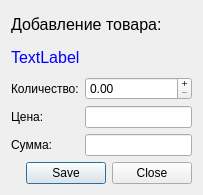
Above: addarticledialog.ui from rust3128/CheckRecoveryWizard before the change. Below: the same form after it.
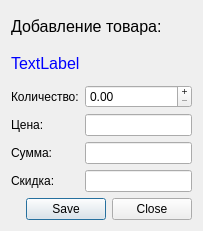
That is the form after the change.

Patch:
```diff
--- a/addarticledialog.ui
+++ b/addarticledialog.ui
@@ -7,7 +7,7 @@
     <x>0</x>
     <y>0</y>
     <width>203</width>
-    <height>195</height>
+    <height>231</height>
    </rect>
   </property>
   <property name="windowTitle">
@@ -58,6 +58,9 @@
        <property name="buttonSymbols">
         <enum>QAbstractSpinBox::PlusMinus</enum>
        </property>
+       <property name="maximum">
+        <double>99999.990000000005239</double>
+       </property>
       </widget>
      </item>
      <item row="1" column="0">
@@ -80,6 +83,20 @@
      <item row="2" column="1">
       <widget class="QLineEdit" name="lineEditSumm"/>
      </item>
+     <item row="3" column="0">
+      <widget class="QLabel" name="label_5">
+       <property name="text">
+        <string>Скидка:</string>
+       </property>
+      </widget>
+     </item>
+     <item row="3" column="1">
+      <widget class="QLineEdit" name="lineEditDiscount">
+       <property name="toolTip">
+        <string>Только положительное значение</string>
+       </property>
+      </widget>
+     </item>
     </layout>
    </item>
    <item row="3" column="0">
```
